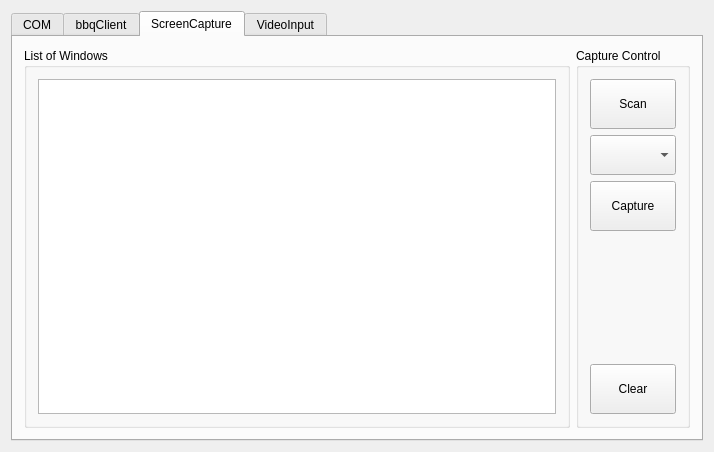
First picture: the form in qtCyberDip/qtcyberdip.ui, repository LostXine/qtCyberDIP, before the edit.
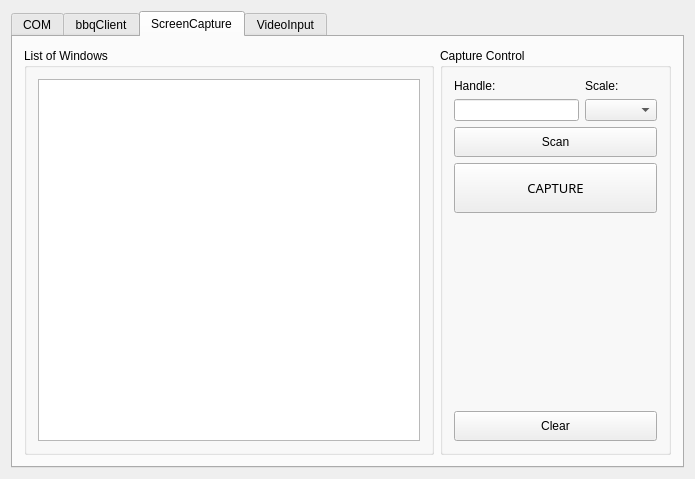
Second picture: the form after the edit. The open tabs and pages were chosen to show the change. Custom widgets are drawn as their Qt base class.

Commit message: 更改界面布局

```diff
--- a/qtCyberDip/qtcyberdip.ui
+++ b/qtCyberDip/qtcyberdip.ui
@@ -9,8 +9,8 @@
    <rect>
     <x>0</x>
     <y>0</y>
-    <width>714</width>
-    <height>452</height>
+    <width>695</width>
+    <height>479</height>
    </rect>
   </property>
   <property name="windowTitle">
@@ -636,6 +636,12 @@
        <layout class="QHBoxLayout" name="horizontalLayout_3">
         <item>
          <widget class="QGroupBox" name="capListWinBox">
+          <property name="sizePolicy">
+           <sizepolicy hsizetype="Preferred" vsizetype="Preferred">
+            <horstretch>16</horstretch>
+            <verstretch>0</verstretch>
+           </sizepolicy>
+          </property>
           <property name="title">
            <string>List of Windows</string>
           </property>
@@ -655,16 +661,71 @@
         </item>
         <item>
          <widget class="QGroupBox" name="capControlBox">
+          <property name="sizePolicy">
+           <sizepolicy hsizetype="Expanding" vsizetype="Preferred">
+            <horstretch>9</horstretch>
+            <verstretch>0</verstretch>
+           </sizepolicy>
+          </property>
+          <property name="maximumSize">
+           <size>
+            <width>400</width>
+            <height>16777215</height>
+           </size>
+          </property>
           <property name="title">
            <string>Capture Control</string>
           </property>
           <layout class="QVBoxLayout" name="verticalLayout">
+           <item>
+            <layout class="QGridLayout" name="gridLayout">
+             <item row="1" column="1">
+              <widget class="QLineEdit" name="capHandleEdit"/>
+             </item>
+             <item row="1" column="2">
+              <widget class="QComboBox" name="capScaleBox">
+               <property name="minimumSize">
+                <size>
+                 <width>0</width>
+                 <height>0</height>
+                </size>
+               </property>
+               <property name="currentText">
+                <string notr="true"/>
+               </property>
+               <property name="currentIndex">
+                <number>-1</number>
+               </property>
+              </widget>
+             </item>
+             <item row="0" column="1">
+              <widget class="QLabel" name="capHandleText">
+               <property name="text">
+                <string>Handle:</string>
+               </property>
+               <property name="alignment">
+                <set>Qt::AlignBottom|Qt::AlignLeading|Qt::AlignLeft</set>
+               </property>
+              </widget>
+             </item>
+             <item row="0" column="2">
+              <widget class="QLabel" name="capScaleText">
+               <property name="text">
+                <string>Scale:</string>
+               </property>
+               <property name="alignment">
+                <set>Qt::AlignBottom|Qt::AlignLeading|Qt::AlignLeft</set>
+               </property>
+              </widget>
+             </item>
+            </layout>
+           </item>
            <item>
             <widget class="QPushButton" name="capScanButton">
              <property name="minimumSize">
               <size>
                <width>0</width>
-               <height>50</height>
+               <height>30</height>
               </size>
              </property>
              <property name="text">
@@ -672,22 +733,6 @@
              </property>
             </widget>
            </item>
-           <item>
-            <widget class="QComboBox" name="capScaleBox">
-             <property name="minimumSize">
-              <size>
-               <width>0</width>
-               <height>40</height>
-              </size>
-             </property>
-             <property name="currentText">
-              <string notr="true"/>
-             </property>
-             <property name="currentIndex">
-              <number>-1</number>
-             </property>
-            </widget>
-           </item>
            <item>
             <widget class="QPushButton" name="capStartButton">
              <property name="minimumSize">
@@ -696,8 +741,14 @@
                <height>50</height>
               </size>
              </property>
+             <property name="font">
+              <font>
+               <family>Trebuchet MS</family>
+               <pointsize>10</pointsize>
+              </font>
+             </property>
              <property name="text">
-              <string>Capture</string>
+              <string>CAPTURE</string>
              </property>
             </widget>
            </item>
@@ -719,7 +770,7 @@
              <property name="minimumSize">
               <size>
                <width>0</width>
-               <height>50</height>
+               <height>30</height>
               </size>
              </property>
              <property name="text">
```
Left out of the diff: 160 changed lines with no effect on the pictures. The commit also changes 3 other files.
